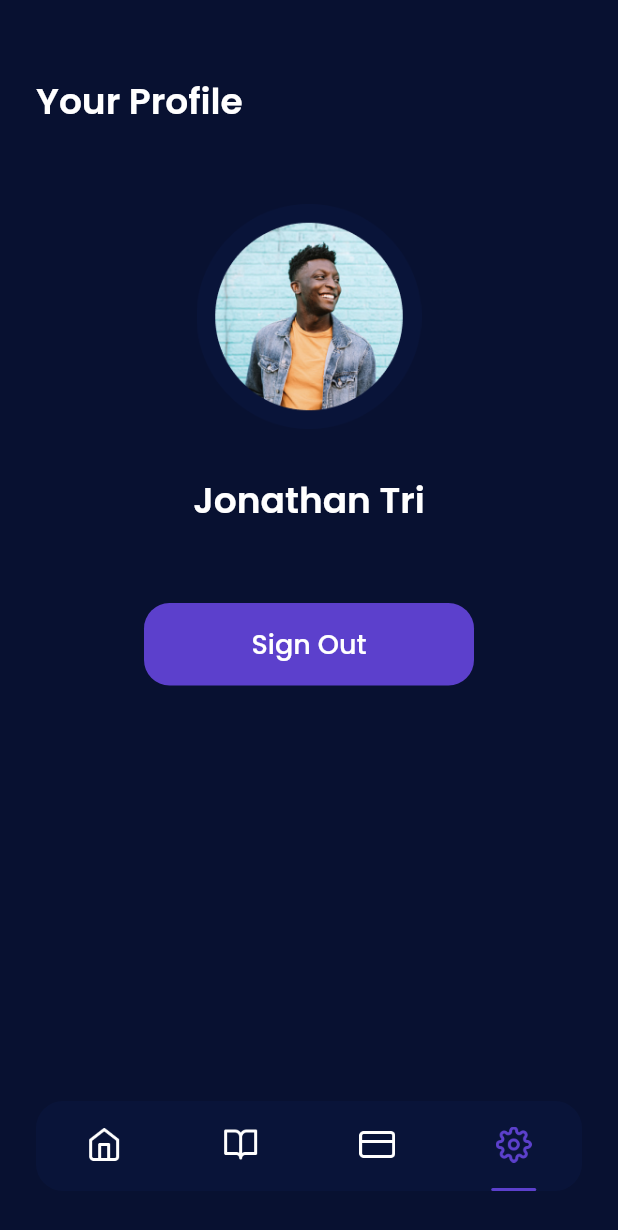
After one commit to JonathanTriC/cinematri_app, a Flutter app: the MainPage screen opened by its route, item 4 of the bottom bar chosen, on a phone screen of 412 x 824 dp. The commit adds this screen. Shown: the top 1230 px of the screen. Run offline on Flutter 3.47's test engine with Material 2 defaults, Android fonts, the phone set to English and light mode, and no system bars; our stand-ins replace bloc, flutter_bloc, google_fonts.

Commit message:
add setting page

```diff
--- a/lib/ui/pages/main_page.dart
+++ b/lib/ui/pages/main_page.dart
@@ -1,7 +1,7 @@
 import 'package:cinematri_app/cubit/page_cubit.dart';
 import 'package:cinematri_app/shared/theme.dart';
-import 'package:cinematri_app/ui/pages/bonus_page.dart';
 import 'package:cinematri_app/ui/pages/home_page.dart';
+import 'package:cinematri_app/ui/pages/settings_page.dart';
 import 'package:cinematri_app/ui/pages/transaction_page.dart';
 import 'package:cinematri_app/ui/pages/wallet_page.dart';
 import 'package:cinematri_app/ui/widget/custom_bottom_navigation_item.dart';
@@ -22,7 +22,7 @@ class MainPage extends StatelessWidget {
         case 2:
           return const WalletPage();
         case 3:
-          return const HomePage();
+          return const SettingsPage();
         default:
           return const HomePage();
       }
--- /dev/null
+++ b/lib/ui/pages/settings_page.dart
@@ -0,0 +1,90 @@
+import 'package:cinematri_app/shared/theme.dart';
+import 'package:cinematri_app/ui/widget/custom_button.dart';
+import 'package:flutter/material.dart';
+
+class SettingsPage extends StatelessWidget {
+  const SettingsPage({Key? key}) : super(key: key);
+
+  @override
+  Widget build(BuildContext context) {
+    Widget title() {
+      return Container(
+        margin: const EdgeInsets.only(
+          top: 50,
+        ),
+        child: Text(
+          'Your Profile',
+          style: whiteTextStyle.copyWith(
+            fontSize: 24,
+            fontWeight: semiBold,
+          ),
+        ),
+      );
+    }
+
+    Widget profileDetail() {
+      return Center(
+        child: Container(
+          margin: const EdgeInsets.only(
+            top: 50,
+          ),
+          child: Column(
+            children: [
+              Container(
+                width: 150,
+                height: 150,
+                margin: const EdgeInsets.only(
+                  bottom: 30,
+                ),
+                decoration: const BoxDecoration(
+                  image: DecorationImage(
+                    image: AssetImage(
+                      'assets/image_profile.png',
+                    ),
+                  ),
+                ),
+              ),
+              Text(
+                'Jonathan Tri',
+                style: whiteTextStyle.copyWith(
+                  fontSize: 24,
+                  fontWeight: semiBold,
+                ),
+              ),
+            ],
+          ),
+        ),
+      );
+    }
+
+    Widget signOutButton() {
+      return Container(
+        margin: const EdgeInsets.only(
+          top: 50,
+        ),
+        child: Center(
+          child: CustomButton(
+            title: 'Sign Out',
+            onPressed: () {},
+            width: 220,
+          ),
+        ),
+      );
+    }
+
+    return Scaffold(
+      backgroundColor: kPrimaryColor,
+      body: Container(
+        margin: EdgeInsets.symmetric(horizontal: defaultMargin),
+        child: Column(
+          crossAxisAlignment: CrossAxisAlignment.start,
+          children: [
+            title(),
+            profileDetail(),
+            signOutButton(),
+          ],
+        ),
+      ),
+    );
+  }
+}
```
